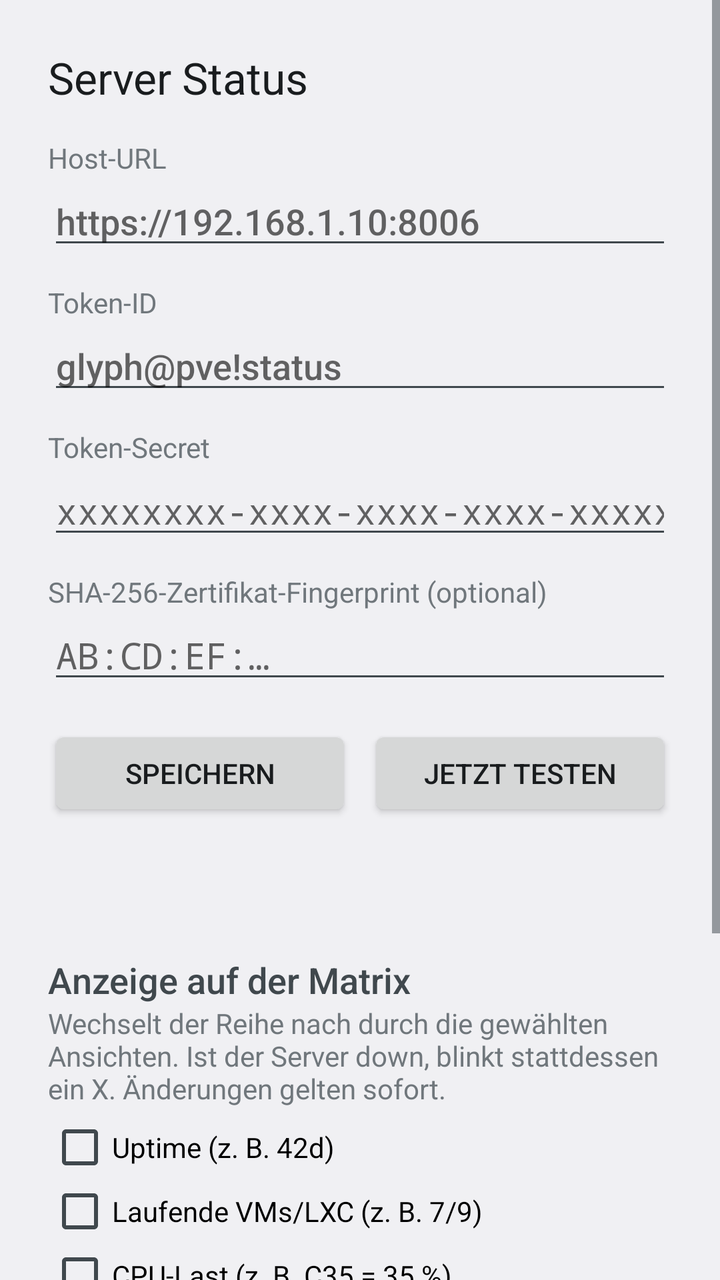
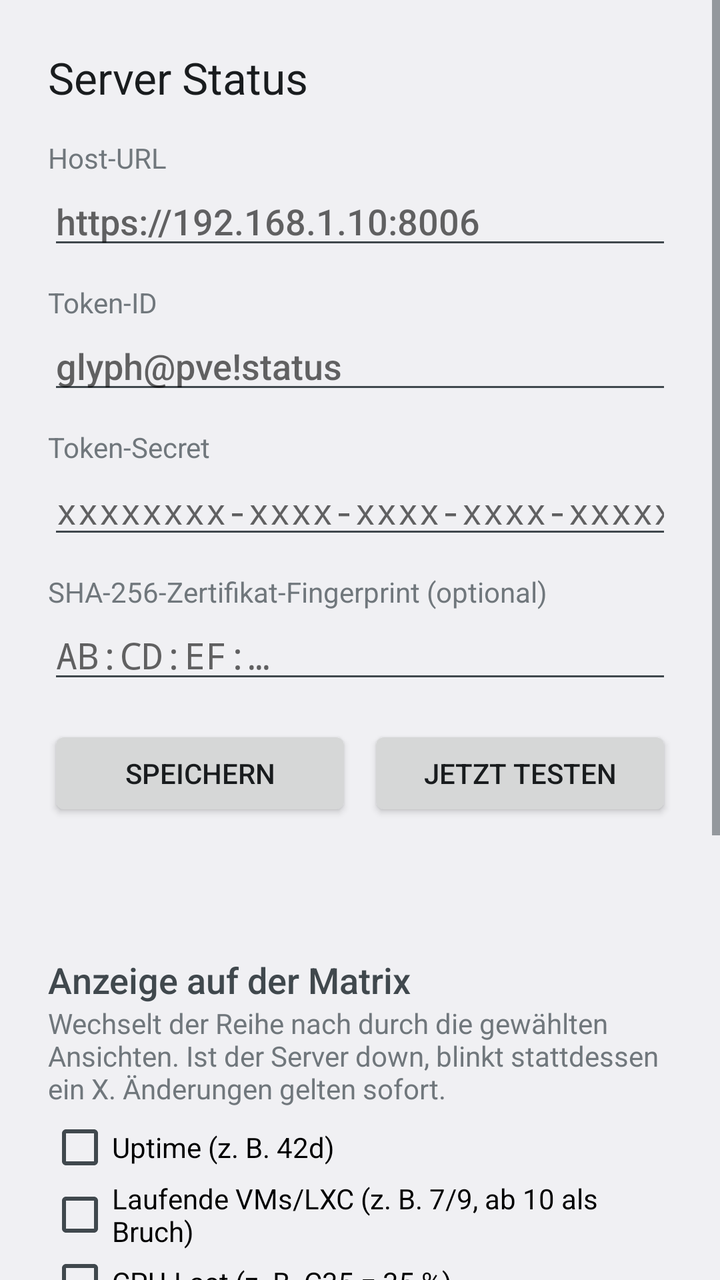

Before-and-after screenshots of an Android layout around one commit, followed by the original layout XML and the change that was made.
<!-- AndroidManifest.xml: application theme android:Theme.DeviceDefault.DayNight -->
<!-- res/layout/activity_settings.xml -->
<?xml version="1.0" encoding="utf-8"?>
<ScrollView xmlns:android="http://schemas.android.com/apk/res/android"
    android:layout_width="match_parent"
    android:layout_height="match_parent"
    android:fitsSystemWindows="true">

    <LinearLayout
        android:layout_width="match_parent"
        android:layout_height="wrap_content"
        android:orientation="vertical"
        android:padding="24dp">

        <TextView
            style="@android:style/TextAppearance.DeviceDefault.Large"
            android:layout_width="wrap_content"
            android:layout_height="wrap_content"
            android:layout_marginBottom="16dp"
            android:text="@string/app_name" />

        <TextView
            android:layout_width="wrap_content"
            android:layout_height="wrap_content"
            android:labelFor="@id/host"
            android:text="@string/label_host" />

        <EditText
            android:id="@+id/host"
            android:layout_width="match_parent"
            android:layout_height="wrap_content"
            android:hint="@string/hint_host"
            android:importantForAutofill="no"
            android:inputType="textUri" />

        <TextView
            android:layout_width="wrap_content"
            android:layout_height="wrap_content"
            android:layout_marginTop="12dp"
            android:labelFor="@id/token_id"
            android:text="@string/label_token_id" />

        <EditText
            android:id="@+id/token_id"
            android:layout_width="match_parent"
            android:layout_height="wrap_content"
            android:hint="@string/hint_token_id"
            android:importantForAutofill="no"
            android:inputType="text" />

        <TextView
            android:layout_width="wrap_content"
            android:layout_height="wrap_content"
            android:layout_marginTop="12dp"
            android:labelFor="@id/secret"
            android:text="@string/label_secret" />

        <EditText
            android:id="@+id/secret"
            android:layout_width="match_parent"
            android:layout_height="wrap_content"
            android:hint="@string/hint_secret"
            android:importantForAutofill="no"
            android:inputType="textPassword" />

        <TextView
            android:layout_width="wrap_content"
            android:layout_height="wrap_content"
            android:layout_marginTop="12dp"
            android:labelFor="@id/fingerprint"
            android:text="@string/label_fingerprint" />

        <EditText
            android:id="@+id/fingerprint"
            android:layout_width="match_parent"
            android:layout_height="wrap_content"
            android:fontFamily="monospace"
            android:hint="@string/hint_fingerprint"
            android:importantForAutofill="no"
            android:inputType="textNoSuggestions|textMultiLine" />

        <LinearLayout
            android:layout_width="match_parent"
            android:layout_height="wrap_content"
            android:layout_marginTop="16dp"
            android:orientation="horizontal">

            <Button
                android:id="@+id/save"
                android:layout_width="0dp"
                android:layout_height="wrap_content"
                android:layout_weight="1"
                android:text="@string/button_save" />

            <Button
                android:id="@+id/test"
                android:layout_width="0dp"
                android:layout_height="wrap_content"
                android:layout_marginStart="8dp"
                android:layout_weight="1"
                android:text="@string/button_test" />
        </LinearLayout>

        <TextView
            android:id="@+id/result"
            android:layout_width="match_parent"
            android:layout_height="wrap_content"
            android:layout_marginTop="16dp"
            android:textIsSelectable="true" />

        <TextView
            style="@android:style/TextAppearance.DeviceDefault.Medium"
            android:layout_width="wrap_content"
            android:layout_height="wrap_content"
            android:layout_marginTop="32dp"
            android:text="@string/section_display" />

        <TextView
            android:layout_width="wrap_content"
            android:layout_height="wrap_content"
            android:layout_marginBottom="4dp"
            android:text="@string/display_hint" />

        <CheckBox
            android:id="@+id/view_uptime"
            android:layout_width="match_parent"
            android:layout_height="wrap_content"
            android:text="@string/view_uptime" />

        <CheckBox
            android:id="@+id/view_guests"
            android:layout_width="match_parent"
            android:layout_height="wrap_content"
            android:text="@string/view_guests" />

        <CheckBox
            android:id="@+id/view_cpu"
            android:layout_width="match_parent"
            android:layout_height="wrap_content"
            android:text="@string/view_cpu" />

        <CheckBox
            android:id="@+id/view_mem"
            android:layout_width="match_parent"
            android:layout_height="wrap_content"
            android:text="@string/view_mem" />

        <CheckBox
            android:id="@+id/view_disk"
            android:layout_width="match_parent"
            android:layout_height="wrap_content"
            android:text="@string/view_disk" />

        <CheckBox
            android:id="@+id/view_clock"
            android:layout_width="match_parent"
            android:layout_height="wrap_content"
            android:text="@string/view_clock" />

        <LinearLayout
            android:layout_width="match_parent"
            android:layout_height="wrap_content"
            android:layout_marginTop="8dp"
            android:gravity="center_vertical"
            android:orientation="horizontal">

            <TextView
                android:layout_width="wrap_content"
                android:layout_height="wrap_content"
                android:labelFor="@id/interval"
                android:text="@string/label_interval" />

            <Spinner
                android:id="@+id/interval"
                android:layout_width="wrap_content"
                android:layout_height="wrap_content"
                android:layout_marginStart="8dp" />
        </LinearLayout>

        <Button
            android:id="@+id/open_toys"
            android:layout_width="match_parent"
            android:layout_height="wrap_content"
            android:layout_marginTop="24dp"
            android:text="@string/button_toys" />
    </LinearLayout>
</ScrollView>
<!-- resources referenced by this layout -->
<resources>
  <string name="app_name">Server Status</string>
  <string name="button_save">Speichern</string>
  <string name="button_test">Jetzt testen</string>
  <string name="button_toys">Glyph Toys verwalten</string>
  <string name="display_hint">Wechselt der Reihe nach durch die gewählten Ansichten. Ist der Server down, blinkt stattdessen ein X. Änderungen gelten sofort.</string>
  <string name="hint_fingerprint">AB:CD:EF:…</string>
  <string name="hint_host">https://192.168.1.10:8006</string>
  <string name="hint_secret">xxxxxxxx-xxxx-xxxx-xxxx-xxxxxxxxxxxx</string>
  <string name="hint_token_id">glyph@pve!status</string>
  <string name="label_fingerprint">SHA-256-Zertifikat-Fingerprint (optional)</string>
  <string name="label_host">Host-URL</string>
  <string name="label_interval">Wechsel alle</string>
  <string name="label_secret">Token-Secret</string>
  <string name="label_token_id">Token-ID</string>
  <string name="section_display">Anzeige auf der Matrix</string>
  <string name="view_clock">Uhrzeit</string>
  <string name="view_cpu">CPU-Last (z. B. C35 = 35 %)</string>
  <string name="view_disk">Vollster Storage (z. B. D93)</string>
  <string name="view_guests">Laufende VMs/LXC (z. B. 7/9)</string>
  <string name="view_mem">RAM-Belegung (z. B. R62)</string>
  <string name="view_uptime">Uptime (z. B. 42d)</string>
</resources>

<!-- the commit's change to res/layout/activity_settings.xml (unified diff, before → after) -->
@@ -144,10 +144,28 @@
             android:text="@string/view_mem" />
 
         <CheckBox
+            android:id="@+id/view_load"
+            android:layout_width="match_parent"
+            android:layout_height="wrap_content"
+            android:text="@string/view_load" />
+
+        <CheckBox
             android:id="@+id/view_disk"
             android:layout_width="match_parent"
             android:layout_height="wrap_content"
             android:text="@string/view_disk" />
+
+        <CheckBox
+            android:id="@+id/view_net"
+            android:layout_width="match_parent"
+            android:layout_height="wrap_content"
+            android:text="@string/view_net" />
+
+        <CheckBox
+            android:id="@+id/view_backup"
+            android:layout_width="match_parent"
+            android:layout_height="wrap_content"
+            android:text="@string/view_backup" />
 
         <CheckBox
             android:id="@+id/view_clock"
<!-- resource entries referenced after the edit -->
@@ -15,11 +15,14 @@
   <string name="label_secret">Token-Secret</string>
   <string name="label_token_id">Token-ID</string>
   <string name="section_display">Anzeige auf der Matrix</string>
+  <string name="view_backup">Letztes Backup (B✓ OK, B✗ fehlgeschlagen)</string>
   <string name="view_clock">Uhrzeit</string>
   <string name="view_cpu">CPU-Last (z. B. C35 = 35 %)</string>
-  <string name="view_disk">Vollster Storage (z. B. D93)</string>
-  <string name="view_guests">Laufende VMs/LXC (z. B. 7/9)</string>
+  <string name="view_disk">VM/LXC-Storage belegt, zusammen (z. B. D93)</string>
+  <string name="view_guests">Laufende VMs/LXC (z. B. 7/9, ab 10 als Bruch)</string>
+  <string name="view_load">Load Average, 1 min (z. B. L0.5)</string>
   <string name="view_mem">RAM-Belegung (z. B. R62)</string>
+  <string name="view_net">Netzwerk in + out in Mbit/s (z. B. N12)</string>
   <string name="view_uptime">Uptime (z. B. 42d)</string>
 </resources>
 
